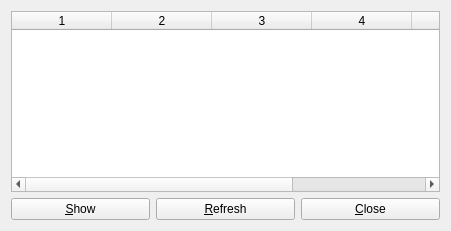
First picture: the form in source/gloperate-qt/source/widgets/PluginWidget.ui, repository cginternals/gloperate, before the edit.
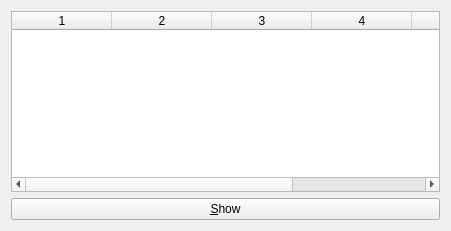
Second picture: the form after the edit.

Commit message: Makes table in PluginWidget resizable via mouse

The edit to the form file:
```diff
--- a/source/gloperate-qt/source/widgets/PluginWidget.ui
+++ b/source/gloperate-qt/source/widgets/PluginWidget.ui
@@ -14,7 +14,7 @@
    <string>Form</string>
   </property>
   <layout class="QGridLayout" name="gridLayout">
-   <item row="0" column="0" colspan="3">
+   <item row="0" column="0" colspan="2">
     <widget class="QTableWidget" name="pluginTableWidget">
      <property name="sizeAdjustPolicy">
       <enum>QAbstractScrollArea::AdjustIgnored</enum>
@@ -37,6 +37,9 @@
      <property name="columnCount">
       <number>6</number>
      </property>
+     <attribute name="horizontalHeaderStretchLastSection">
+      <bool>false</bool>
+     </attribute>
      <attribute name="verticalHeaderVisible">
       <bool>false</bool>
      </attribute>
@@ -48,27 +51,13 @@
      <column/>
     </widget>
    </item>
-   <item row="1" column="0">
+   <item row="1" column="0" colspan="2">
     <widget class="QPushButton" name="loadButton">
      <property name="text">
       <string>&amp;Show</string>
      </property>
     </widget>
    </item>
-   <item row="1" column="1">
-    <widget class="QPushButton" name="refreshButton">
-     <property name="text">
-      <string>&amp;Refresh</string>
-     </property>
-    </widget>
-   </item>
-   <item row="1" column="2">
-    <widget class="QPushButton" name="cancelButton">
-     <property name="text">
-      <string>&amp;Close</string>
-     </property>
-    </widget>
-   </item>
   </layout>
  </widget>
  <resources/>
```
The commit also changes 2 other files.
